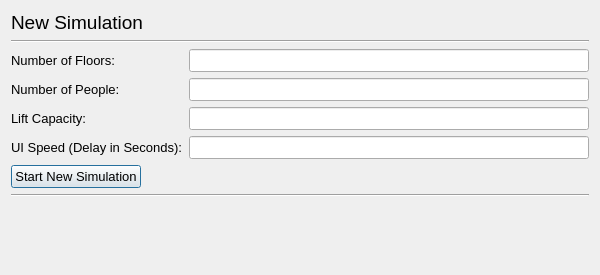
The window that new_sim.ui (IsaacCheng9/lift-control-simulation) describes before a commit, drawn with Qt 5.
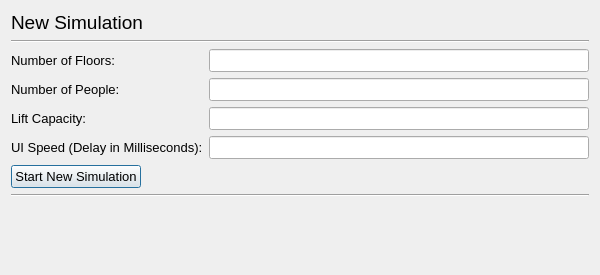
The same window after the commit.

Commit message: Implemented dialog window for new simulation

What changed in the file:
```diff
--- a/new_sim.ui
+++ b/new_sim.ui
@@ -48,7 +48,7 @@
        <item row="4" column="0">
         <widget class="QLabel" name="lbl_ui_speed">
          <property name="text">
-          <string>UI Speed (Delay in Seconds):</string>
+          <string>UI Speed (Delay in Milliseconds):</string>
          </property>
         </widget>
        </item>
```
Left out of the diff: 2 changed lines with no effect on the pictures. The commit also changes 4 other files.
